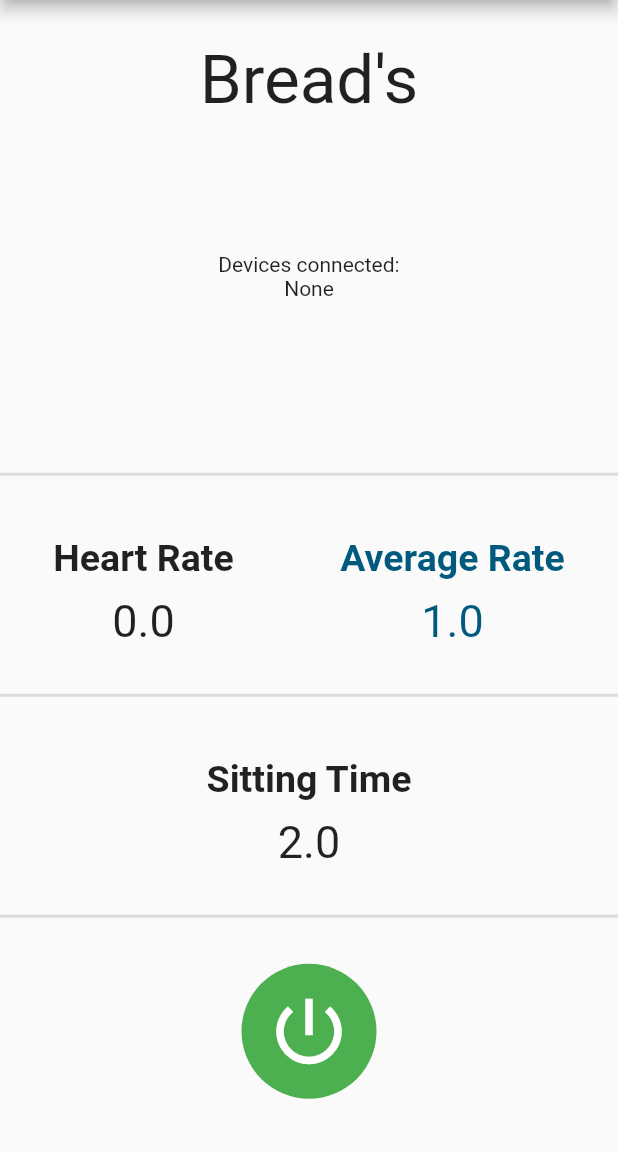
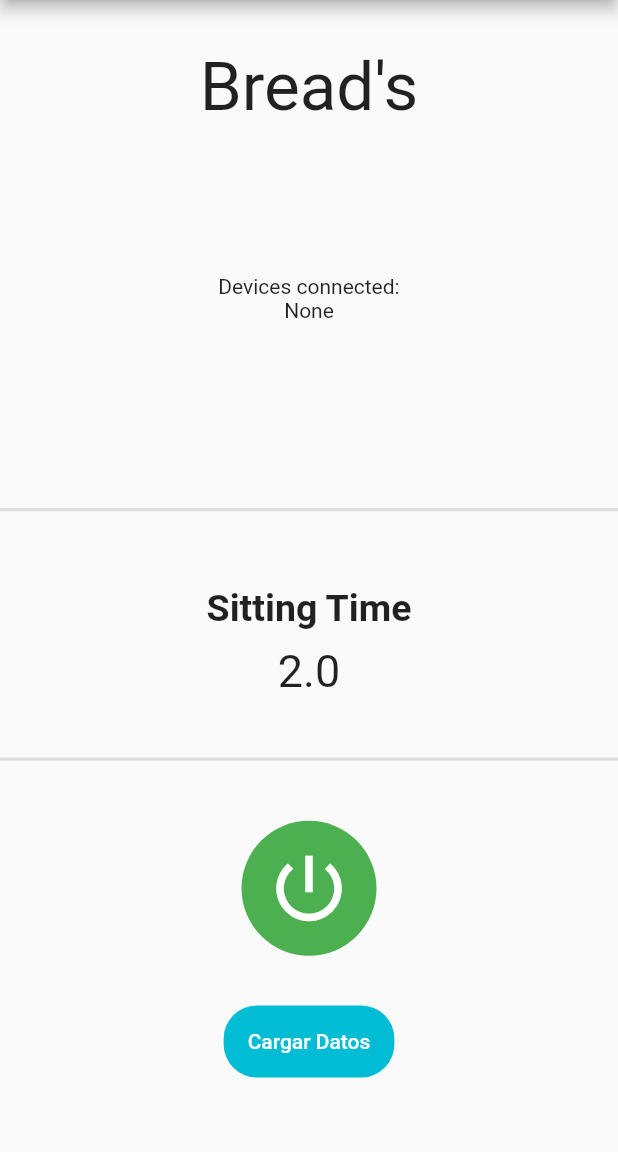
Before and after one commit to josepvazquezp/smart_sitting_app, a Flutter app: the StatsPage screen opened directly, on a phone screen of 412 x 824 dp, the part 84-1236 px from its top. Run offline on Flutter 3.47's test engine with Material 2 defaults, Android fonts, the light colour scheme and no system bars; our stand-ins replace bloc, equatable, flutter_bloc, flutter_blue, sqflite; accounts and stored records are empty.

Commit message:
meme review

```diff
--- a/proyect_app/lib/bloc/blue_bloc.dart
+++ b/proyect_app/lib/bloc/blue_bloc.dart
@@ -32,6 +32,7 @@ class BlueBloc extends Bloc<BlueEvent, BlueState> {
   double get getAvgRate => _avgRate;
   double get getSittingTime => _sittingTime;
   bool get getTurnButtonStatus => _turnButtonStatus;
+  List<Map<String, dynamic>> get getSavedValues => _loadValue;
 
   List<List<BluetoothCharacteristic>> _characteristicsList = [];
   List<List<BluetoothCharacteristic>> get getCharacteristicsList =>
--- a/proyect_app/lib/stats_page.dart
+++ b/proyect_app/lib/stats_page.dart
@@ -1,6 +1,7 @@
 import 'package:flutter/material.dart';
 import 'package:flutter_bloc/flutter_bloc.dart';
 import 'package:proyect_app/bloc/blue_bloc.dart';
+import 'package:proyect_app/stats.dart';
 
 class StatsPage extends StatelessWidget {
   StatsPage({super.key});
@@ -56,25 +57,6 @@ class StatsPage extends StatelessWidget {
             ),
             BlocBuilder<BlueBloc, BlueState>(
               builder: (context, state) {
-                if (state is BlueRecieveHeartRateState)
-                  return _showHeartRate(
-                    context,
-                    BlocProvider.of<BlueBloc>(context).getHeartRate,
-                    BlocProvider.of<BlueBloc>(context).getAvgRate,
-                  );
-                else
-                  return _showHeartRate(
-                    context,
-                    BlocProvider.of<BlueBloc>(context).getHeartRate,
-                    BlocProvider.of<BlueBloc>(context).getAvgRate,
-                  );
-              },
-            ),
-            Divider(
-              thickness: 2,
-            ),
-            BlocBuilder<BlueBloc, BlueState>(
-              builder: (context, state) {
                 if (state is BlueRecieveTimeState)
                   return _showTime(
                     context,
@@ -103,6 +85,26 @@ class StatsPage extends StatelessWidget {
                     BlocProvider.of<BlueBloc>(context).getTurnButtonStatus,
                   );
               },
+            ),
+            Material(
+              shape: RoundedRectangleBorder(
+                  borderRadius: BorderRadius.circular(22)),
+              color: Colors.cyan,
+              child: MaterialButton(
+                onPressed: () {
+                  Navigator.of(context).push(
+                    MaterialPageRoute(
+                      builder: (context) => Stats(),
+                    ),
+                  );
+                },
+                child: Text(
+                  'Cargar Datos',
+                  style: TextStyle(
+                    color: Colors.white,
+                  ),
+                ),
+              ),
             ),
             BlocBuilder<BlueBloc, BlueState>(
               builder: (context, state) {
@@ -141,56 +143,6 @@ class StatsPage extends StatelessWidget {
               "${time}",
               style: TextStyle(
                 fontSize: 30,
-              ),
-            ),
-          ],
-        ),
-      ],
-    );
-  }
-
-  Row _showHeartRate(BuildContext context, double heart, double avg) {
-    return Row(
-      mainAxisAlignment: MainAxisAlignment.spaceAround,
-      children: [
-        Column(
-          children: [
-            Padding(
-              padding: EdgeInsets.all(10),
-              child: Text(
-                "Heart Rate",
-                style: TextStyle(
-                  fontSize: 25,
-                  fontWeight: FontWeight.bold,
-                ),
-              ),
-            ),
-            Text(
-              "${heart}",
-              style: TextStyle(
-                fontSize: 30,
-              ),
-            ),
-          ],
-        ),
-        Column(
-          children: [
-            Padding(
-              padding: EdgeInsets.all(10),
-              child: Text(
-                "Average Rate",
-                style: TextStyle(
-                  fontSize: 25,
-                  fontWeight: FontWeight.bold,
-                  color: Color.fromARGB(255, 1, 90, 126),
-                ),
-              ),
-            ),
-            Text(
-              "${avg}",
-              style: TextStyle(
-                fontSize: 30,
-                color: Color.fromARGB(255, 1, 90, 126),
               ),
             ),
           ],
```
Also changed, not shown: proyect_app/lib/stats.dart (added, +93 -0 lines), proyect_app/pubspec.lock.
